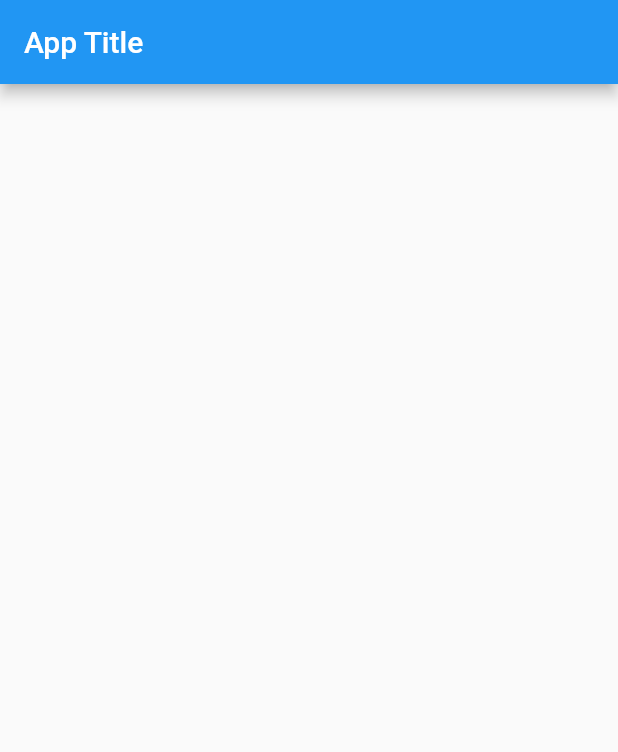
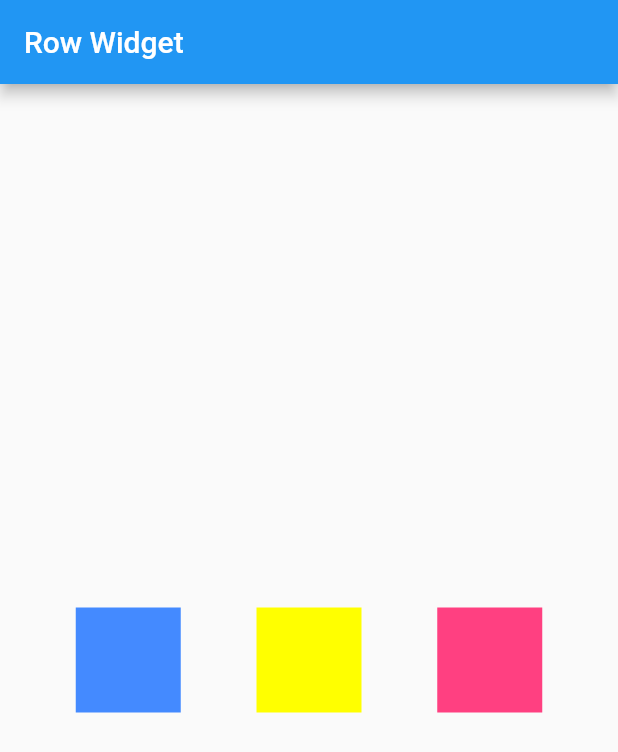
Before and after one commit to authuright/complete-flutter-app, a Flutter app: the screen it shows after launch, on a phone screen of 412 x 824 dp. Shown: the top 752 px of the screen. Run offline on Flutter 3.47's test engine with Material 2 defaults, Android fonts, the phone set to English and light mode, and no system bars.

Commit message:
row widget

```diff
--- a/lib/main.dart
+++ b/lib/main.dart
@@ -29,9 +29,36 @@ class _MyHomePageState extends State<MyHomePage> {
   Widget build(BuildContext context) {
     return Scaffold(
       appBar: AppBar(
-        title: const Text("App Title"),
+        title: const Text("Row Widget"),
       ),
-      body: const Center(
+      body: Center(
+        child: Row(
+          // crossAxisAlignment: CrossAxisAlignment.start,
+          // crossAxisAlignment: CrossAxisAlignment.center,
+          // crossAxisAlignment: CrossAxisAlignment.stretch,
+          // crossAxisAlignment: CrossAxisAlignment.end,
+          // mainAxisAlignment: MainAxisAlignment.center,
+          // mainAxisAlignment: MainAxisAlignment.spaceBetween,
+          // mainAxisAlignment: MainAxisAlignment.spaceAround,
+          mainAxisAlignment: MainAxisAlignment.spaceEvenly,
+          children: [
+            Container(
+              width: 70.0,
+              height: 70.0,
+              color: Colors.blueAccent,
+            ),
+            Container(
+              width: 70.0,
+              height: 70.0,
+              color: Colors.yellowAccent,
+            ),
+            Container(
+              width: 70.0,
+              height: 70.0,
+              color: Colors.pinkAccent,
+            ),
+          ],
+        ),
       ),
     );
   }
```
Also changed, not shown: row-widget.png (added).
